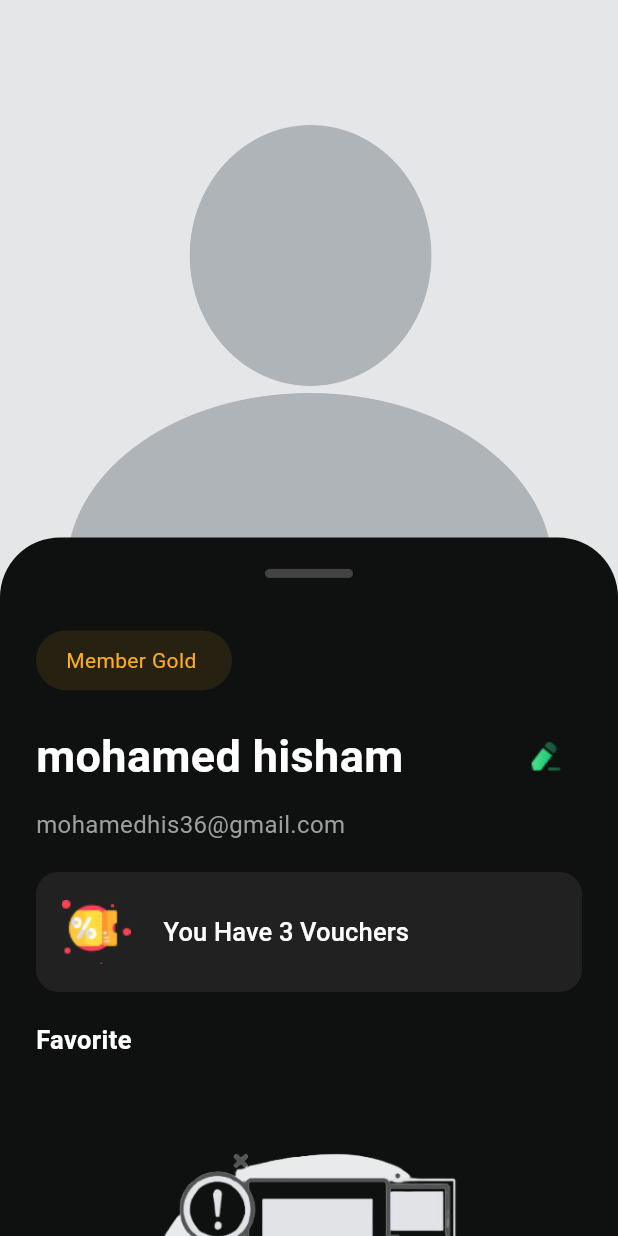
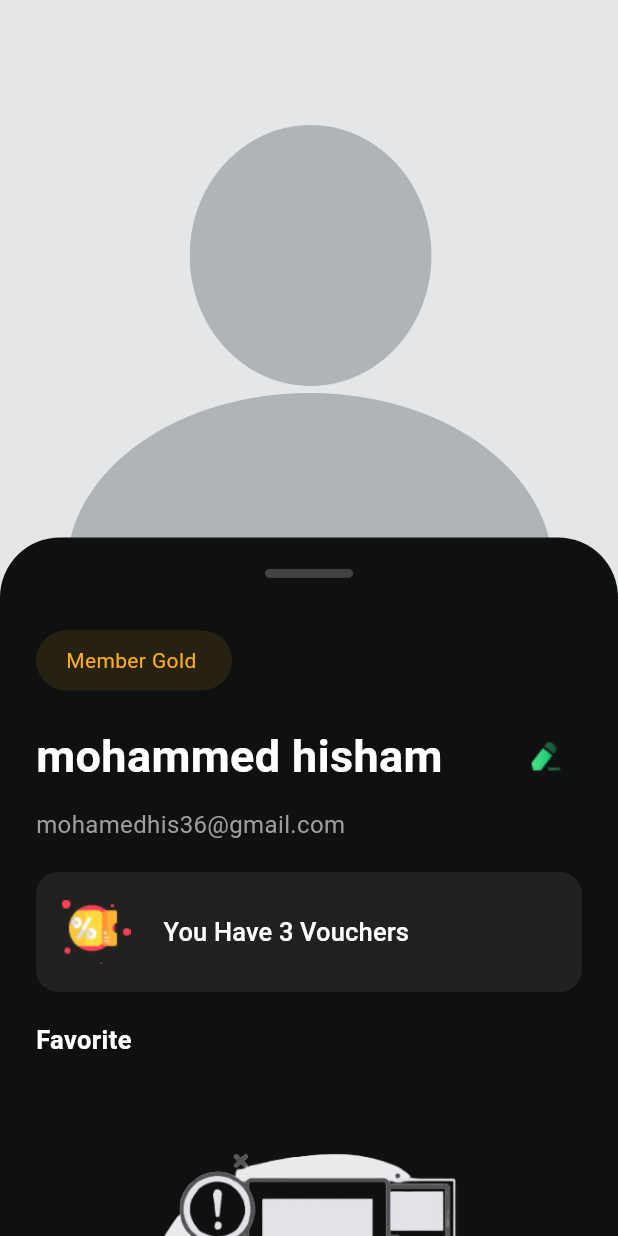
Before and after one commit to MohammedHishamFarouk/Food_Ninja, a Flutter app: the ProfileScreen screen opened directly, on a phone screen of 412 x 824 dp. Run offline on Flutter 3.47's test engine with Material 3 defaults, Android fonts, the light colour scheme and no system bars; our stand-ins replace bloc, dio, flutter_bloc, google_nav_bar, image_picker, shared_preferences; accounts and stored records are empty; network calls fail.

```diff
--- a/lib/view/screens/infoScreen/profile_screen.dart
+++ b/lib/view/screens/infoScreen/profile_screen.dart
@@ -56,7 +56,7 @@ class ProfileScreen extends StatelessWidget {
                   mainAxisAlignment: MainAxisAlignment.spaceBetween,
                   children: [
                     const Text(
-                      'mohamed hisham',
+                      'mohammed hisham',
                       style: TextStyle(
                         fontSize: 30,
                         fontWeight: FontWeight.bold,
```
